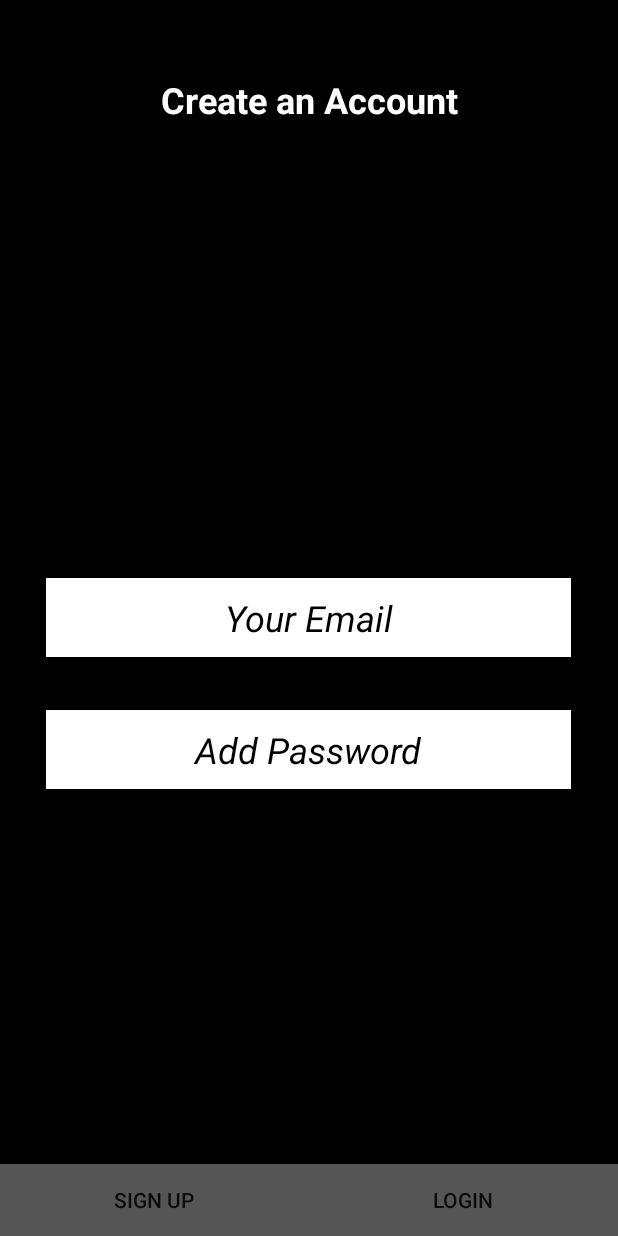
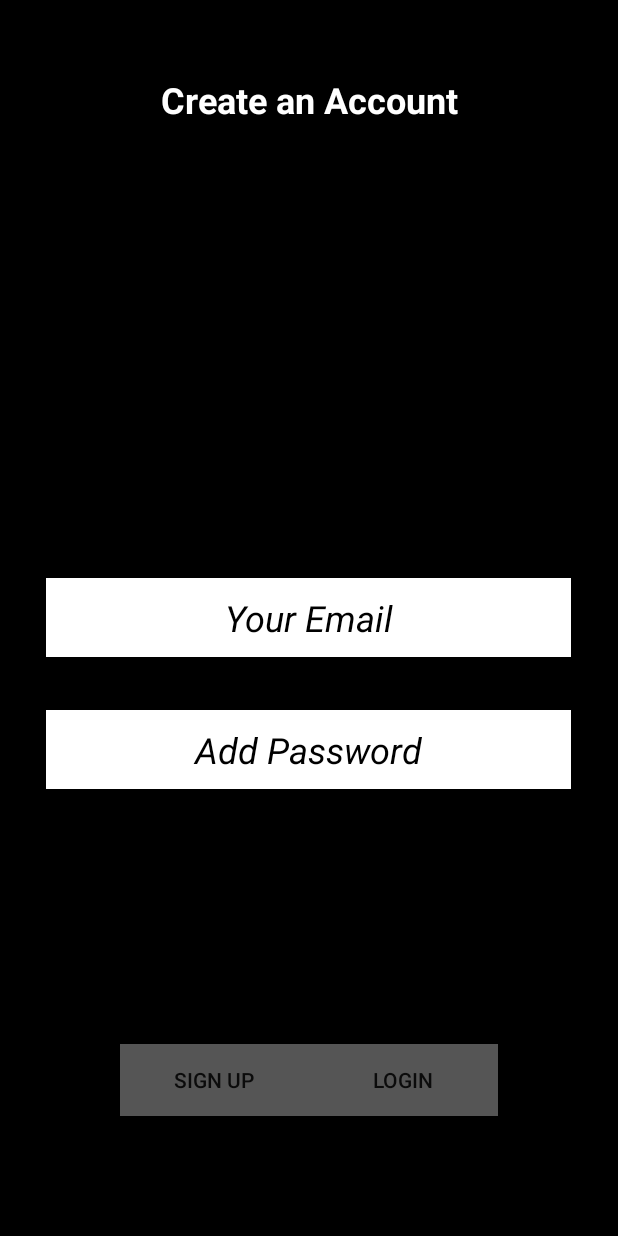
Before and after one commit to paddypopeye/FirebaseProject, an Android app: the layout activity_main.xml on its own in the app's theme, with its tools: preview values and no code run, on a phone screen of 412 x 824 dp. Run offline under Robolectric (Android 15) with nearby library versions, the phone set to English and light mode, and no system bars.

Commit message:
second commit

```diff
--- a/app/src/main/res/layout/activity_main.xml
+++ b/app/src/main/res/layout/activity_main.xml
@@ -22,7 +22,7 @@
             android:padding="10dp" android:background="#fff" android:hint="@string/your_email"
             android:textColorHint="#000"
             android:textAlignment="center" android:textSize="24sp" android:autofillHints=""
-            android:textColor="#000" android:textStyle="italic"/>
+            android:textColor="#000" android:textStyle="italic" android:inputType="text"/>
 
 
     <EditText
@@ -34,12 +34,13 @@
             android:padding="10dp"
             android:background="#fff" android:hint="@string/add_password" android:textColorHint="#000"
             android:textAlignment="center" android:textSize="24sp" android:layout_centerHorizontal="true"
-            android:textColor="#000" android:textStyle="italic"/>
+            android:textColor="#000" android:textStyle="italic" android:inputType="text"/>
     <LinearLayout
             android:orientation="horizontal"
             android:layout_width="match_parent"
             android:layout_height="wrap_content"
-            android:layout_alignParentBottom="true">
+            android:layout_alignParentBottom="true" android:layout_marginTop="80dp"
+            android:layout_marginStart="80dp" android:layout_marginEnd="80dp" android:layout_marginBottom="80dp">
         <Button
                 android:text="Sign Up"
                 android:layout_width="wrap_content"
--- a/build.gradle
+++ b/build.gradle
@@ -10,7 +10,7 @@ buildscript {
     dependencies {
         classpath 'com.android.tools.build:gradle:3.3.2'
         classpath "org.jetbrains.kotlin:kotlin-gradle-plugin:$kotlin_version"
-        classpath 'com.google.gms:google-services:4.0.0'
+        classpath 'com.google.gms:google-services:4.1.0'
         // NOTE: Do not place your application dependencies here; they belong
         // in the individual module build.gradle files
     }
```
Also changed, not shown: app/build.gradle (+5 -4 lines).
